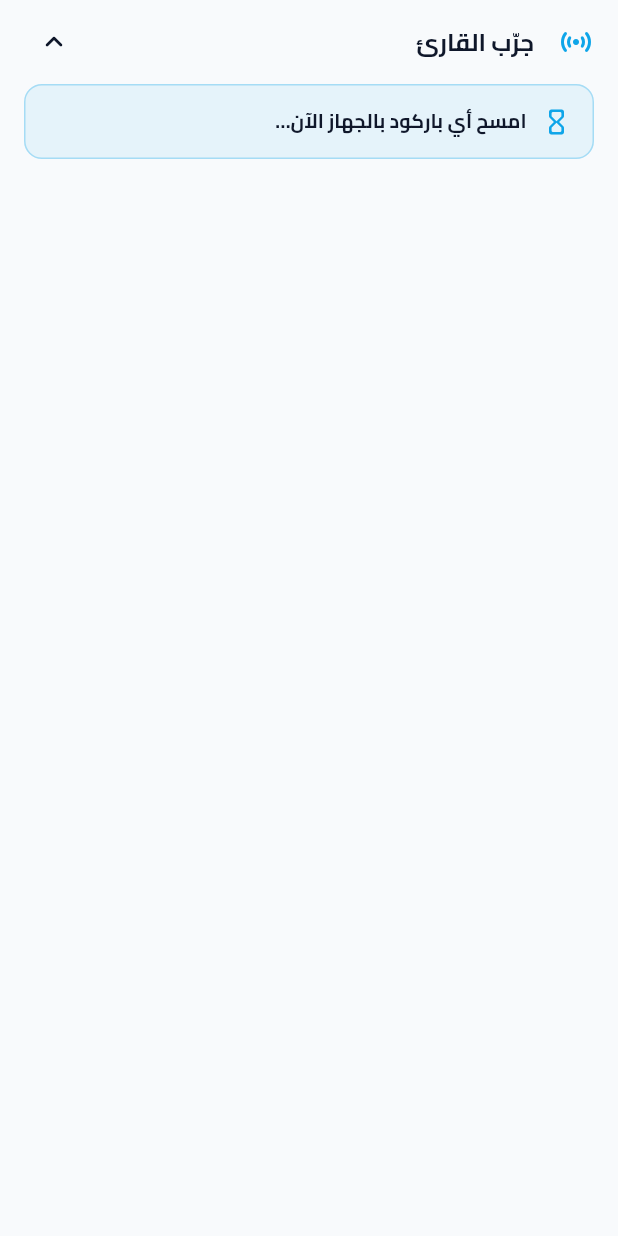
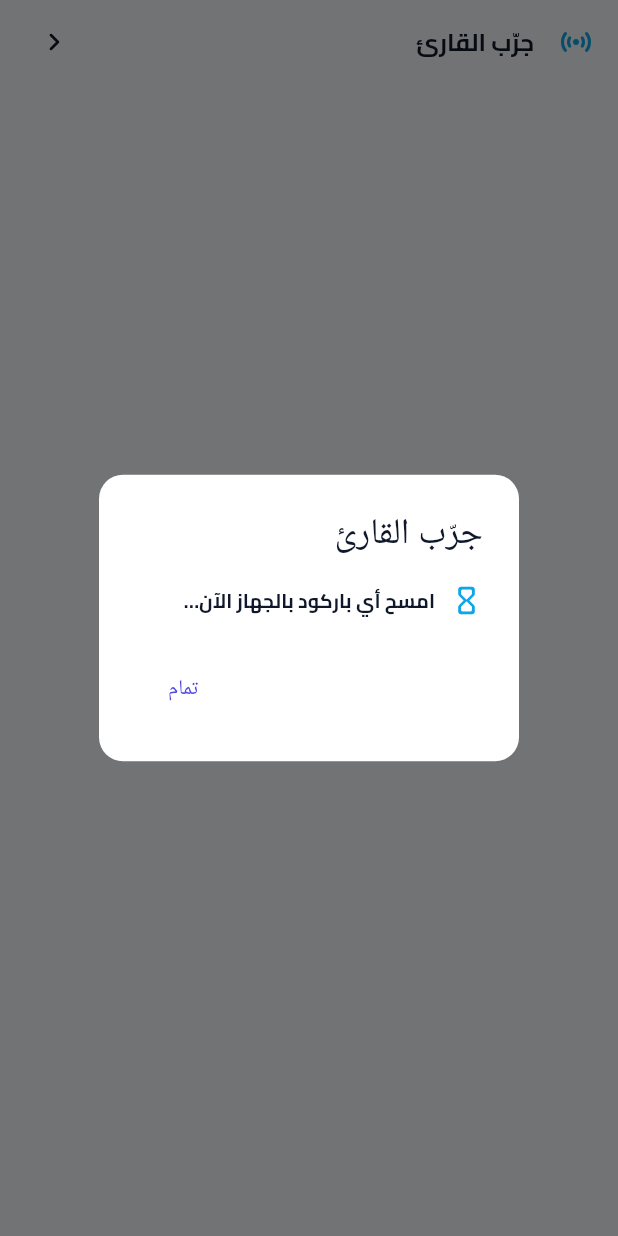
Before and after one commit to amertimraz/App-Active-Class, a Flutter app: the HardwareScannerTestTile widget shown alone on an empty page, opened directly, after a tap on "جرّب القارئ", on a phone screen of 412 x 824 dp. Run offline on Flutter 3.47's test engine with Material 3 defaults, Android fonts, the phone set to English and light mode, and no system bars; our stand-ins replace audioplayers, cloud_firestore, device_info_plus, dio, file_picker, firebase_auth and 19 more; missing offline and left inert: android_id, excel, firebase_app_check, in_app_update, media_store_plus, mobile_scanner and 1 more; accounts and stored records are empty; network calls fail; statements that could not run were skipped.

Commit message:
مراجعة تالتة — spec 027: "جرّب القارئ" بقى حوار modal
كان inline panel بيسجّل HardwareKeyboard handler عام طول ما مفتوح —
feedKey بيرجع true لأي حرف طباعة → بيسدّ الكتابة في أي حقل تاني في شاشة
الإعدادات (اسم المدرّس...) طول ما البانل مفتوح. دلوقتي حوار modal:
التقاط الكيبورد معزول، وإغلاقه صريح.

flutter test 91/91، analyze 34 baseline.

Co-Authored-By: Claude Sonnet 5 <noreply@anthropic.com>

```diff
--- a/lib/widgets/hardware_reader_widgets.dart
+++ b/lib/widgets/hardware_reader_widgets.dart
@@ -91,34 +91,47 @@ class ReaderReadyPanel extends StatelessWidget {
   }
 }
 
-/// سطر "جرّب القارئ" في شاشة الإعدادات — يظهر فقط عند تفعيل المفتاح.
-/// يلتقط مسحًا واحدًا من الجهاز ويعرض النص المقروء ومؤشّر نجاح، بلا أي
-/// تسجيل حضور/دفع أو أثر على البيانات. spec 027 (US4).
-class HardwareScannerTestTile extends StatefulWidget {
+/// سطر "جرّب القارئ" في شاشة الإعدادات — يفتح حوارًا يلتقط مسحًا واحدًا
+/// من الجهاز ويعرض النص المقروء ومؤشّر نجاح، بلا أي تسجيل حضور/دفع أو
+/// أثر على البيانات. حوار modal عشان التقاط الكيبورد يكون معزولًا عن
+/// باقي شاشة الإعدادات (وإلا كان بيسدّ الكتابة في أي حقل تاني). spec 027 (US4).
+class HardwareScannerTestTile extends StatelessWidget {
   const HardwareScannerTestTile({super.key});
 
   @override
-  State<HardwareScannerTestTile> createState() =>
-      _HardwareScannerTestTileState();
+  Widget build(BuildContext context) {
+    return ListTile(
+      leading: const Icon(Icons.sensors_rounded, color: Color(0xFF0EA5E9)),
+      title: const Text('جرّب القارئ',
+          style: TextStyle(fontFamily: 'Cairo', fontWeight: FontWeight.w600)),
+      trailing: const Icon(Icons.chevron_left_rounded),
+      onTap: () => showDialog<void>(
+        context: context,
+        builder: (_) => const _HardwareScannerTestDialog(),
+      ),
+    );
+  }
 }
 
-class _HardwareScannerTestTileState extends State<HardwareScannerTestTile> {
-  bool _open = false;
+class _HardwareScannerTestDialog extends StatefulWidget {
+  const _HardwareScannerTestDialog();
+
+  @override
+  State<_HardwareScannerTestDialog> createState() =>
+      _HardwareScannerTestDialogState();
+}
+
+class _HardwareScannerTestDialogState
+    extends State<_HardwareScannerTestDialog> {
   bool _success = false;
   String? _lastReadText;
-  HardwareScanBuffer? _buffer;
+  late final HardwareScanBuffer _buffer;
 
-  bool _keyHandler(KeyEvent e) {
-    if (!_open || _buffer == null) return false;
-    return _buffer!.feedKey(e);
-  }
+  bool _keyHandler(KeyEvent e) => _buffer.feedKey(e);
 
-  void _toggle() {
-    setState(() {
-      _open = !_open;
-      if (_open) {
-        _success = false;
-        _lastReadText = null;
+  @override
+  void initState() {
+    super.initState();
     _buffer = HardwareScanBuffer(onScan: (code) {
       if (!mounted) return;
       setState(() {
@@ -127,66 +140,36 @@ class _HardwareScannerTestTileState extends State<HardwareScannerTestTile> {
       });
     });
     HardwareKeyboard.instance.addHandler(_keyHandler);
-      } else {
-        HardwareKeyboard.instance.removeHandler(_keyHandler);
-        _buffer?.dispose();
-        _buffer = null;
-      }
-    });
   }
 
   @override
   void dispose() {
-    if (_open) HardwareKeyboard.instance.removeHandler(_keyHandler);
-    _buffer?.dispose();
+    HardwareKeyboard.instance.removeHandler(_keyHandler);
+    _buffer.dispose();
     super.dispose();
   }
 
   @override
   Widget build(BuildContext context) {
     final onSurface = Theme.of(context).colorScheme.onSurface;
-    return Column(
-      crossAxisAlignment: CrossAxisAlignment.stretch,
+    final c = _success ? const Color(0xFF10B981) : const Color(0xFF0EA5E9);
+    return AlertDialog(
+      shape: RoundedRectangleBorder(borderRadius: BorderRadius.circular(16)),
+      title: const Text('جرّب القارئ'),
+      content: Column(
+        mainAxisSize: MainAxisSize.min,
+        crossAxisAlignment: CrossAxisAlignment.start,
         children: [
-        ListTile(
-          leading: const Icon(Icons.sensors_rounded, color: Color(0xFF0EA5E9)),
-          title: const Text('جرّب القارئ',
-              style: TextStyle(fontFamily: 'Cairo', fontWeight: FontWeight.w600)),
-          trailing: Icon(_open
-              ? Icons.keyboard_arrow_up_rounded
-              : Icons.keyboard_arrow_down_rounded),
-          onTap: _toggle,
-        ),
-        if (_open)
-          Container(
-              margin: const EdgeInsets.fromLTRB(16, 0, 16, 12),
-              padding: const EdgeInsets.all(14),
-              decoration: BoxDecoration(
-                color: (_success ? const Color(0xFF10B981) : const Color(0xFF0EA5E9))
-                    .withValues(alpha: 0.08),
-                borderRadius: BorderRadius.circular(12),
-                border: Border.all(
-                    color: (_success
-                            ? const Color(0xFF10B981)
-                            : const Color(0xFF0EA5E9))
-                        .withValues(alpha: 0.3)),
-              ),
-              child: Row(children: [
+          Row(children: [
             Icon(
                 _success
                     ? Icons.check_circle_rounded
                     : Icons.hourglass_empty_rounded,
-                  color: _success
-                      ? const Color(0xFF10B981)
-                      : const Color(0xFF0EA5E9),
-                  size: 20,
-                ),
+                color: c,
+                size: 22),
             const SizedBox(width: 10),
             Expanded(
-                  child: Column(
-                    crossAxisAlignment: CrossAxisAlignment.start,
-                    children: [
-                      Text(
+              child: Text(
                 _success
                     ? 'الجهاز يعمل كلوحة مفاتيح (HID) ✅'
                     : 'امسح أي باركود بالجهاز الآن…',
@@ -196,18 +179,20 @@ class _HardwareScannerTestTileState extends State<HardwareScannerTestTile> {
                     fontSize: 13,
                     color: onSurface),
               ),
+            ),
+          ]),
           if (_lastReadText != null) ...[
-                        const SizedBox(height: 3),
+            const SizedBox(height: 8),
             Text('النص المقروء: $_lastReadText',
                 style: TextStyle(
-                                fontSize: 11,
-                                color: onSurface.withValues(alpha: 0.6))),
+                    fontSize: 11, color: onSurface.withValues(alpha: 0.6))),
           ],
         ],
       ),
-                ),
-              ]),
-          ),
+      actions: [
+        TextButton(
+            onPressed: () => Navigator.pop(context),
+            child: const Text('تمام')),
       ],
     );
   }
```
Lines whose indentation alone changed are shown as unchanged.
